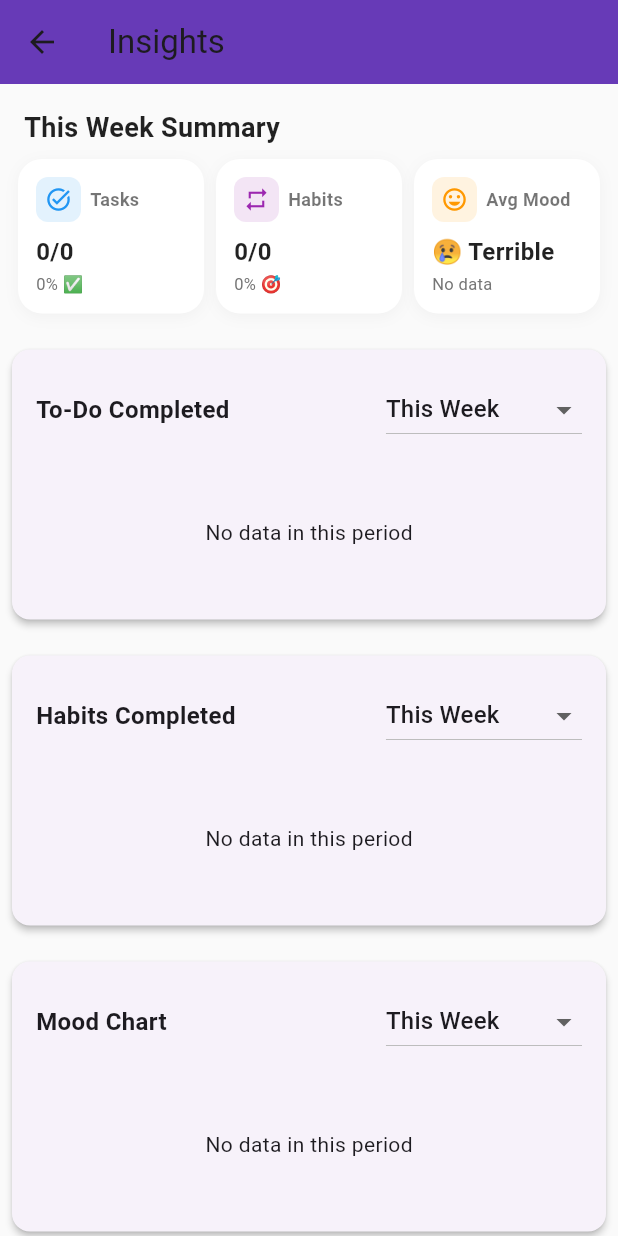
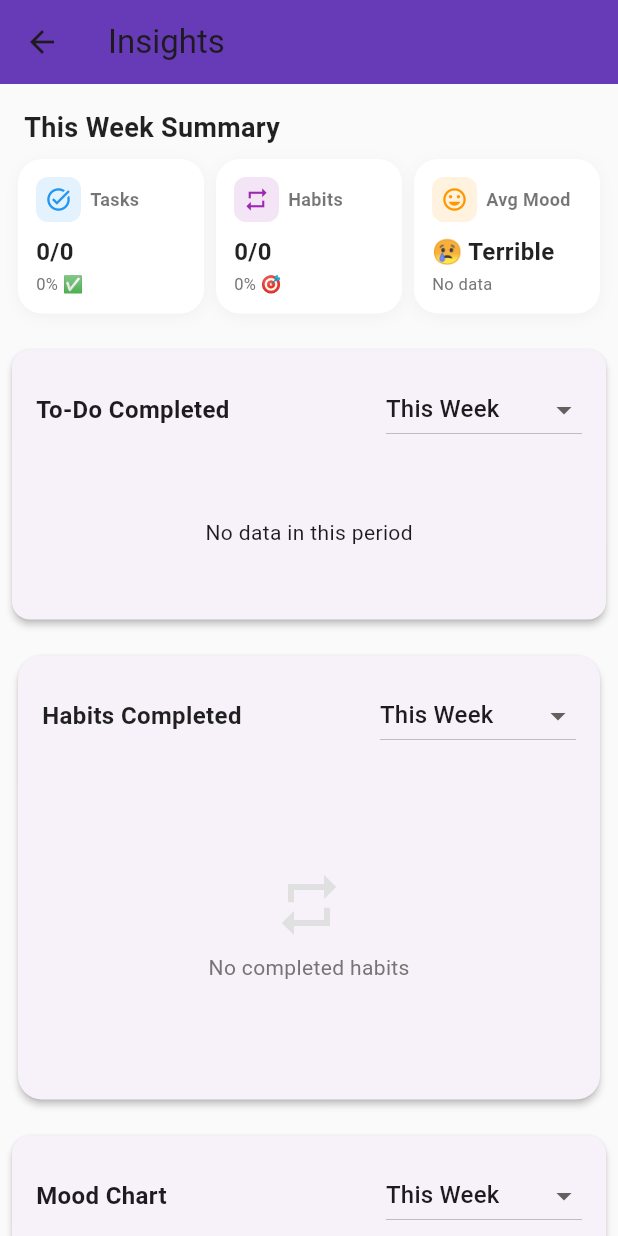
Before and after one commit to tranght0o/my_productivity_app, a Flutter app: the InsightScreen screen opened directly, on a phone screen of 412 x 824 dp. Run offline on Flutter 3.47's test engine with Material 3 defaults, Android fonts, the phone set to English and light mode, and no system bars; our stand-ins replace cloud_firestore, firebase_auth, firebase_core, fl_chart, month_picker_dialog, table_calendar; accounts and stored records are empty.

Commit message:
UI Improvements: - Charts now have better spacing and margins - Added grid lines to charts for easier reading - Improved color gradients (blue for tasks, purple for habits) - Better typography and iconography - Cleaner card shadows and borders

```diff
--- a/lib/screens/insight/widgets/habit_chart.dart
+++ b/lib/screens/insight/widgets/habit_chart.dart
@@ -25,7 +25,6 @@ class _HabitChartState extends State<HabitChart> {
 
   Future<void> _loadLogs() async {
     try {
-      // Load only data for selected range
       final range = DateRangeHelper.getRange(_selectedRange);
       final start = range['start']!;
       final end = range['end']!;
@@ -81,9 +80,9 @@ class _HabitChartState extends State<HabitChart> {
     );
 
     return Card(
-      margin: const EdgeInsets.all(8),
+      margin: const EdgeInsets.symmetric(horizontal: 12, vertical: 8),
       elevation: 2,
-      shape: RoundedRectangleBorder(borderRadius: BorderRadius.circular(12)),
+      shape: RoundedRectangleBorder(borderRadius: BorderRadius.circular(16)),
       child: Padding(
         padding: const EdgeInsets.all(16),
         child: Column(
@@ -94,23 +93,36 @@ class _HabitChartState extends State<HabitChart> {
               children: [
                 const Text(
                   "Habits Completed",
-                  style: TextStyle(fontSize: 16, fontWeight: FontWeight.bold),
+                  style: TextStyle(
+                    fontSize: 16,
+                    fontWeight: FontWeight.bold,
+                    color: Colors.black87,
+                  ),
                 ),
                 TimeRangeDropdown(
                   selected: _selectedRange,
                   onChanged: (r) {
                     setState(() => _selectedRange = r);
-                    _loadLogs(); // Reload when range changes
+                    _loadLogs();
                   },
                 ),
               ],
             ),
             const SizedBox(height: 16),
             sorted.isEmpty
-                ? const Center(
-                    child: Padding(
-                      padding: EdgeInsets.all(32.0),
-                      child: Text("No data in this period"),
+                ? Container(
+                    height: 200,
+                    alignment: Alignment.center,
+                    child: Column(
+                      mainAxisAlignment: MainAxisAlignment.center,
+                      children: [
+                        Icon(Icons.repeat, size: 48, color: Colors.grey.shade300),
+                        const SizedBox(height: 8),
+                        Text(
+                          "No completed habits",
+                          style: TextStyle(color: Colors.grey.shade600),
+                        ),
+                      ],
                     ),
                   )
                 : SizedBox(
@@ -119,21 +131,37 @@ class _HabitChartState extends State<HabitChart> {
                       BarChartData(
                         minY: 0,
                         borderData: FlBorderData(show: false),
-                        gridData: FlGridData(show: false),
+                        gridData: FlGridData(
+                          show: true,
+                          drawVerticalLine: false,
+                          horizontalInterval: 1,
+                          getDrawingHorizontalLine: (value) {
+                            return FlLine(
+                              color: Colors.grey.shade200,
+                              strokeWidth: 1,
+                            );
+                          },
+                        ),
                         titlesData: FlTitlesData(
                           bottomTitles: AxisTitles(
                             sideTitles: SideTitles(
                               showTitles: true,
-                              reservedSize: 22,
+                              reservedSize: 28,
                               getTitlesWidget: (value, meta) {
                                 final index = value.toInt();
                                 if (index < 0 || index >= sorted.length)
                                   return const SizedBox();
                                 final key = sorted.keys.elementAt(index);
-                                return Text(
-                                  DateRangeHelper.formatLabel(key, groupUnit),
-                                  style: const TextStyle(
-                                      fontSize: 10, color: Colors.grey),
+                                return Padding(
+                                  padding: const EdgeInsets.only(top: 8),
+                                  child: Text(
+                                    DateRangeHelper.formatLabel(key, groupUnit),
+                                    style: TextStyle(
+                                      fontSize: 11,
+                                      color: Colors.grey.shade600,
+                                      fontWeight: FontWeight.w500,
+                                    ),
+                                  ),
                                 );
                               },
                             ),
@@ -142,10 +170,13 @@ class _HabitChartState extends State<HabitChart> {
                             sideTitles: SideTitles(
                               showTitles: true,
                               interval: 1,
+                              reservedSize: 32,
                               getTitlesWidget: (value, meta) => Text(
                                 value.toInt().toString(),
-                                style: const TextStyle(
-                                    fontSize: 10, color: Colors.grey),
+                                style: TextStyle(
+                                  fontSize: 11,
+                                  color: Colors.grey.shade600,
+                                ),
                               ),
                             ),
                           ),
@@ -166,12 +197,15 @@ class _HabitChartState extends State<HabitChart> {
                             barRods: [
                               BarChartRodData(
                                 toY: e.value.toDouble(),
-                                width: 16,
-                                borderRadius: BorderRadius.circular(6),
+                                width: 18,
+                                borderRadius: const BorderRadius.only(
+                                  topLeft: Radius.circular(6),
+                                  topRight: Radius.circular(6),
+                                ),
                                 gradient: const LinearGradient(
                                   colors: [
-                                    Color(0xFFD1C4E9),
-                                    Color(0xFF7E57C2)
+                                    Color(0xFFCE93D8),
+                                    Color(0xFF7B1FA2),
                                   ],
                                   begin: Alignment.bottomCenter,
                                   end: Alignment.topCenter,
```
Also changed, not shown: lib/screens/insight/widgets/mood_chart.dart (+4 -4 lines).
